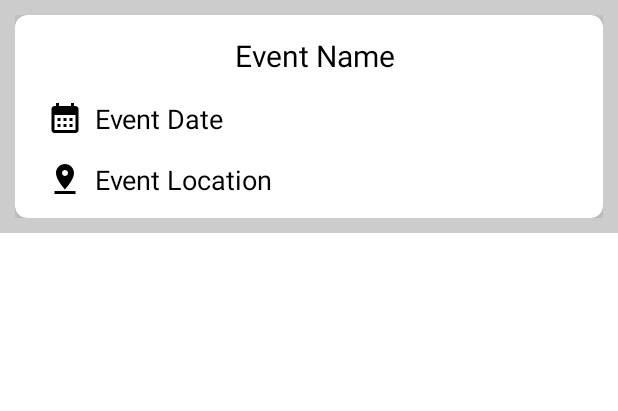
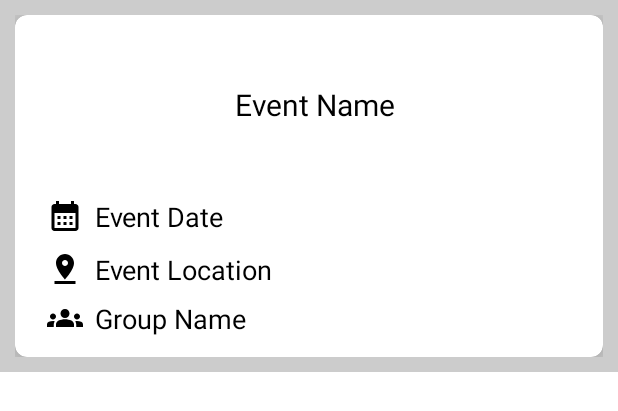
Before and after one commit to amnanji/Plantastic, an Android app: the layout custom_events_layout.xml on its own in the app's theme, with its tools: preview values and no code run, on a phone screen of 412 x 824 dp. Shown: the top 411 px of the screen. Run offline under Robolectric (Android 15) with nearby library versions, the phone set to English and light mode, and no system bars.

Commit message:
Adding groupName

```diff
--- a/app/src/main/java/com/example/plantastic/models/Events.kt
+++ b/app/src/main/java/com/example/plantastic/models/Events.kt
@@ -6,5 +6,6 @@ import com.google.firebase.database.IgnoreExtraProperties
 data class Events(
     val name: String? = null,
     val location: String? = null,
-    val date: String? = null
+    val date: String? = null,
+    var GID: String? = null
 )
--- a/app/src/main/java/com/example/plantastic/repository/GroupsRepository.kt
+++ b/app/src/main/java/com/example/plantastic/repository/GroupsRepository.kt
@@ -49,6 +49,7 @@ class GroupsRepository {
                     val grp = groupSnapshot.getValue(Groups::class.java)
                     if (grp != null) {
                         val events = grp.events?.values?.toList() ?: emptyList()
+
                         eventsList.addAll(events)
                     }
                 }
--- /dev/null
+++ b/app/src/main/res/drawable/baseline_groups_24.xml
@@ -0,0 +1,5 @@
+<vector android:height="24dp" android:tint="#000000"
+    android:viewportHeight="24" android:viewportWidth="24"
+    android:width="24dp" xmlns:android="http://schemas.android.com/apk/res/android">
+    <path android:fillColor="@android:color/white" android:pathData="M12,12.75c1.63,0 3.07,0.39 4.24,0.9c1.08,0.48 1.76,1.56 1.76,2.73L18,18H6l0,-1.61c0,-1.18 0.68,-2.26 1.76,-2.73C8.93,13.14 10.37,12.75 12,12.75zM4,13c1.1,0 2,-0.9 2,-2c0,-1.1 -0.9,-2 -2,-2s-2,0.9 -2,2C2,12.1 2.9,13 4,13zM5.13,14.1C4.76,14.04 4.39,14 4,14c-0.99,0 -1.93,0.21 -2.78,0.58C0.48,14.9 0,15.62 0,16.43V18l4.5,0v-1.61C4.5,15.56 4.73,14.78 5.13,14.1zM20,13c1.1,0 2,-0.9 2,-2c0,-1.1 -0.9,-2 -2,-2s-2,0.9 -2,2C18,12.1 18.9,13 20,13zM24,16.43c0,-0.81 -0.48,-1.53 -1.22,-1.85C21.93,14.21 20.99,14 20,14c-0.39,0 -0.76,0.04 -1.13,0.1c0.4,0.68 0.63,1.46 0.63,2.29V18l4.5,0V16.43zM12,6c1.66,0 3,1.34 3,3c0,1.66 -1.34,3 -3,3s-3,-1.34 -3,-3C9,7.34 10.34,6 12,6z"/>
+</vector>
--- a/app/src/main/res/layout/app_bar_main.xml
+++ b/app/src/main/res/layout/app_bar_main.xml
@@ -26,6 +26,7 @@
         app:layout_anchor="@+id/include"
         app:layout_anchorGravity="center" />
 
+
     <com.google.android.material.bottomnavigation.BottomNavigationView
         android:id="@+id/bottomNavigationView"
         android:layout_width="match_parent"
@@ -36,4 +37,9 @@
         app:layout_anchorGravity="bottom"/>
 
 
+
+
+
+
+
 </androidx.coordinatorlayout.widget.CoordinatorLayout>
--- a/app/src/main/res/layout/custom_events_layout.xml
+++ b/app/src/main/res/layout/custom_events_layout.xml
@@ -71,6 +71,39 @@
 
             <LinearLayout
                 android:id="@+id/eventLocation"
+                android:layout_width="wrap_content"
+                android:layout_height="wrap_content"
+                android:layout_marginStart="16dp"
+                android:layout_marginTop="-30dp"
+                android:layout_marginEnd="16dp"
+                android:layout_marginBottom="8dp"
+                android:orientation="horizontal"
+                app:layout_constraintBottom_toBottomOf="parent"
+                app:layout_constraintEnd_toEndOf="parent"
+                app:layout_constraintHorizontal_bias="0.0"
+                app:layout_constraintStart_toStartOf="parent"
+                app:layout_constraintTop_toBottomOf="@+id/eventDateTime">
+
+                <ImageView
+                    android:layout_width="24dp"
+                    android:layout_height="24dp"
+                    android:contentDescription="Pin Icon"
+                    android:src="@drawable/baseline_pin_drop_24" />
+
+                <TextView
+                    android:id="@+id/eventLocationName"
+                    android:layout_width="wrap_content"
+                    android:layout_height="wrap_content"
+                    android:layout_marginStart="8dp"
+                    android:gravity="center_vertical"
+                    android:text="Event Location"
+                    android:textColor="@android:color/black"
+                    android:textSize="18sp" />
+
+            </LinearLayout>
+
+            <LinearLayout
+                android:id="@+id/groupNameLayout"
                 android:layout_width="0dp"
                 android:layout_height="wrap_content"
                 android:layout_marginStart="16dp"
@@ -80,26 +113,27 @@
                 android:orientation="horizontal"
                 app:layout_constraintStart_toStartOf="parent"
                 app:layout_constraintEnd_toEndOf="parent"
-                app:layout_constraintTop_toBottomOf="@+id/eventDateTime"
+                app:layout_constraintTop_toBottomOf="@+id/eventLocation"
                 app:layout_constraintBottom_toBottomOf="parent">
 
                 <ImageView
                     android:layout_width="24dp"
                     android:layout_height="24dp"
-                    android:src="@drawable/baseline_pin_drop_24"
-                    android:contentDescription="Pin Icon" />
+                    android:src="@drawable/baseline_groups_24"
+                    android:contentDescription="Group Icon" />
 
                 <TextView
-                    android:id="@+id/eventLocationName"
+                    android:id="@+id/eventsGroupName"
                     android:layout_width="wrap_content"
                     android:layout_height="wrap_content"
                     android:layout_marginStart="8dp"
-                    android:text="Event Location"
+                    android:text="Group Name"
                     android:textSize="18sp"
                     android:textColor="@android:color/black"
                     android:gravity="center_vertical"/>
+            </LinearLayout>
 
-            </LinearLayout>
+
 
         </androidx.constraintlayout.widget.ConstraintLayout>
 
```
Also changed, not shown: app/src/main/java/com/example/plantastic/ui/events/EventsAdapter.kt (+14 -0 lines), app/src/main/res/layout/fragment_events.xml (+20 -1 lines).
